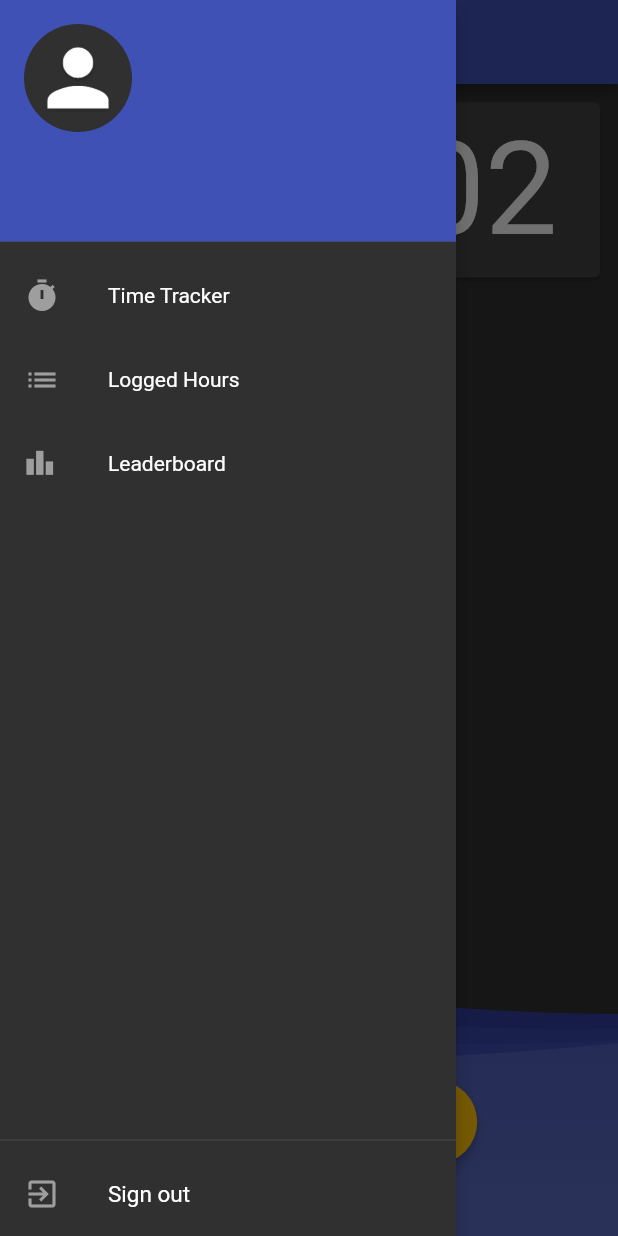
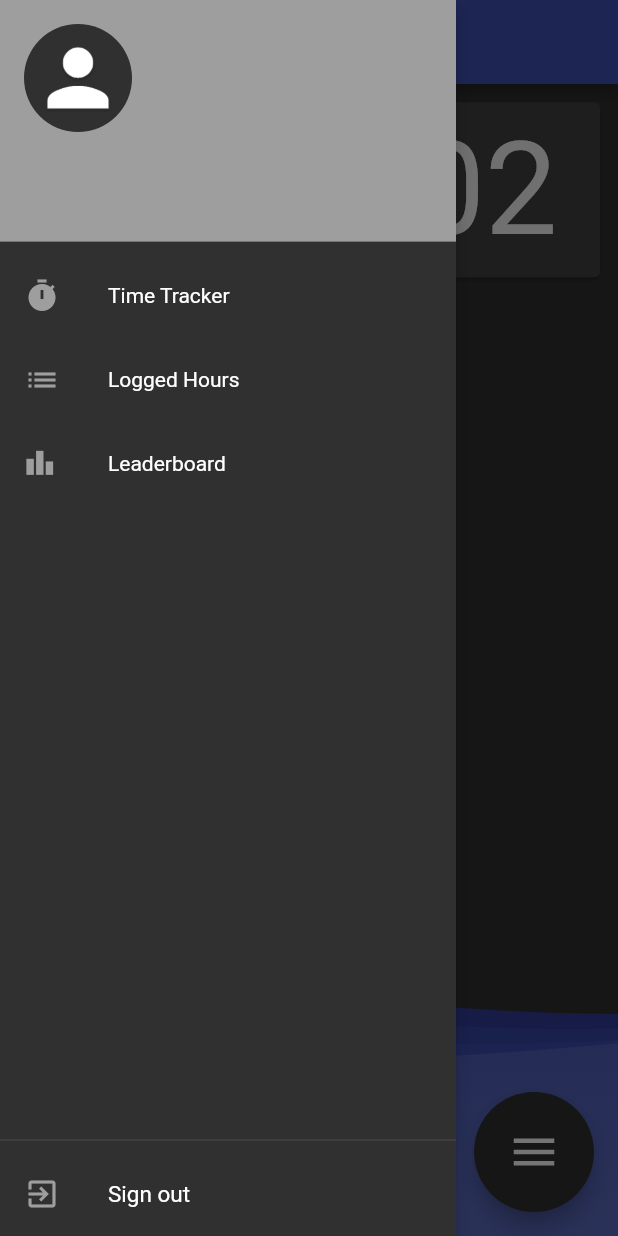
Before and after one commit to mjansen4857/rr_attendance, a Flutter app: the HomePage screen opened directly with empty values, with the side drawer open, on a phone screen of 412 x 824 dp. Run offline on Flutter 3.47's test engine with Material 2 defaults, Android fonts, the phone set to English and light mode, and no system bars; our stand-ins replace cloud_firestore, firebase_analytics, firebase_auth, firebase_core, flutter_local_notifications, flutter_native_timezone and 5 more; accounts and stored records are empty.

Commit message:
finish reminder notifications

```diff
--- a/lib/main.dart
+++ b/lib/main.dart
@@ -5,6 +5,7 @@ import 'package:rr_attendance/pages/root_page.dart';
 import 'package:rr_attendance/services/authentication.dart';
 import 'package:rr_attendance/services/database.dart';
 import 'package:rr_attendance/services/notifications.dart';
+import 'package:timezone/data/latest.dart' as tz;
 
 void main() async {
   WidgetsFlutterBinding.ensureInitialized();
@@ -14,6 +15,7 @@ void main() async {
   Notifications notifications = Notifications();
   await notifications.initNotifications();
   notifications.requestIOSPermissions();
+  tz.initializeTimeZones();
   runApp(AttendanceApp(
     analytics: analytics,
     notifications: notifications,
@@ -33,10 +35,9 @@ class AttendanceApp extends StatelessWidget {
       title: 'Attendance',
 //      theme: ThemeData.dark(),
       theme: ThemeData(
-        primarySwatch: Colors.indigo,
+        primarySwatch: Colors.grey,
         brightness: Brightness.dark,
         accentColor: Colors.indigoAccent,
-        // canvasColor: Colors.grey[800],
       ),
       home: RootPage(
         auth: Authentication(analytics: analytics),
--- a/lib/pages/time_tracker_page.dart
+++ b/lib/pages/time_tracker_page.dart
@@ -4,6 +4,7 @@ import 'package:firebase_auth/firebase_auth.dart';
 import 'package:flutter/material.dart';
 import 'package:rr_attendance/services/database.dart';
 import 'package:rr_attendance/services/notifications.dart';
+import 'package:rr_attendance/widgets/flutter_speed_dial/flutter_speed_dial.dart';
 import 'package:rr_attendance/widgets/wave/config.dart';
 import 'package:rr_attendance/widgets/wave/wave.dart';
 
@@ -34,7 +35,7 @@ class _TimeTrackerState extends State<TimeTracker>
     super.initState();
     _buttonAnimController =
         AnimationController(duration: Duration(milliseconds: 300), vsync: this);
-    _buttonColorTween = ColorTween(begin: Colors.indigo, end: Colors.red[700])
+    _buttonColorTween = ColorTween(begin: Colors.indigo, end: Colors.grey[850])
         .animate(_buttonAnimController);
     widget.db.getInTimestamp(widget.user).then((value) {
       if (value != null) {
@@ -92,6 +93,7 @@ class _TimeTrackerState extends State<TimeTracker>
   }
 
   void clockButtonPressed() {
+    widget.notifications.cancelNotifications();
     setState(() {
       _isLoading = true;
     });
@@ -134,7 +136,9 @@ class _TimeTrackerState extends State<TimeTracker>
 
   @override
   Widget build(BuildContext context) {
-    return Container(
+    return Scaffold(
+      floatingActionButton: buildActionSpeedDial(),
+      body: Container(
         child: Stack(
           children: <Widget>[
             Align(
@@ -149,32 +153,11 @@ class _TimeTrackerState extends State<TimeTracker>
                   padding: const EdgeInsets.all(8),
                   child: buildTimeTicker(),
                 ),
-              Expanded(
-                child: Column(
-                  mainAxisAlignment: MainAxisAlignment.end,
-                  children: <Widget>[
-                    Padding(
-                      padding: const EdgeInsets.all(32),
-                      child: Row(
-                        children: [
-                          Spacer(
-                            flex: 11,
-                          ),
-                          buildClockButton(),
-                          buildReminderButton(),
-                          Spacer(
-                            flex: 4,
-                          ),
-                        ],
-                      ),
-                    )
-                  ],
-                ),
-              ),
               ],
             ),
             showLoading()
           ],
+        ),
       ),
     );
   }
@@ -210,41 +193,82 @@ class _TimeTrackerState extends State<TimeTracker>
     );
   }
 
-  Widget buildClockButton() {
+  Widget buildActionSpeedDial() {
     return AnimatedBuilder(
       animation: _buttonColorTween,
-      builder: (context, child) => RawMaterialButton(
-        onPressed: clockButtonPressed,
-        elevation: 3,
-        fillColor: _buttonColorTween.value,
-        padding: EdgeInsets.all(12),
-        shape: CircleBorder(),
+      builder: (context, child) => SpeedDial(
+        animatedIcon: AnimatedIcons.menu_close,
+        animatedIconTheme: IconThemeData(size: 36),
+        backgroundColor: _buttonColorTween.value,
+        overlayColor: Colors.black,
+        overlayOpacity: 0,
+        buttonSize: 80,
+        children: [
+          SpeedDialChild(
             child: Icon(
               _isClockedIn ? Icons.timer_off : Icons.timer,
-          size: 64,
-          color: Colors.grey[100],
+              size: 36,
             ),
+            labelWidget: Padding(
+              padding: const EdgeInsets.all(8.0),
+              child: Text(
+                _isClockedIn ? 'Clock Out' : 'Clock In',
+                style: TextStyle(fontSize: 22, color: Colors.white),
+              ),
+            ),
+            backgroundColor: _isClockedIn ? Colors.red[700] : Colors.indigo,
+            onTap: clockButtonPressed,
+          ),
+          SpeedDialChild(
+            child: Icon(
+              Icons.add_alert,
+              size: 36,
+            ),
+            labelWidget: Padding(
+              padding: const EdgeInsets.all(8.0),
+              child: Text(
+                _isClockedIn ? 'Clock Out Reminder' : 'Clock In Reminder',
+                style: TextStyle(fontSize: 22, color: Colors.white),
+              ),
+            ),
+            backgroundColor: Colors.amber,
+            onTap: setNewReminder,
+          ),
+        ],
       ),
     );
   }
 
-  Widget buildReminderButton() {
-    return AnimatedOpacity(
-      opacity: _isClockedIn ? 1.0 : 0.0,
-      duration: Duration(milliseconds: 250),
-      child: RawMaterialButton(
-        onPressed: () {},
-        elevation: 3,
-        fillColor: Colors.amber,
-        padding: EdgeInsets.all(12),
-        shape: CircleBorder(),
-        child: Icon(
-          Icons.add_alert,
-          size: 32,
-          color: Colors.grey[100],
+  Future<void> setNewReminder() async {
+    TimeOfDay selectedTime = await showTimePicker(
+      context: context,
+      initialTime:
+          TimeOfDay.fromDateTime(DateTime.now().add(Duration(minutes: 1))),
+      confirmText: 'Confirm',
+      cancelText: 'Cancel',
+      helpText:
+          _isClockedIn ? 'Set Clock Out Reminder' : 'Set Clock In Reminder',
+    );
+    if (selectedTime != null) {
+      DateTime reminderTime = DateTime.now();
+      reminderTime = DateTime(reminderTime.year, reminderTime.month,
+          reminderTime.day, selectedTime.hour, selectedTime.minute);
+      if (reminderTime.isBefore(DateTime.now())) {
+        reminderTime = reminderTime.add(Duration(days: 1));
+      }
+      await widget.notifications.cancelNotifications();
+      widget.notifications.scheduleNotification(
+          '0',
+          _isClockedIn ? 'It\'s time to clock out!' : 'It\'s time to clock in!',
+          reminderTime);
+      Scaffold.of(context).showSnackBar(SnackBar(
+        content: Text(
+          'Reminder scheduled.',
+          style: TextStyle(color: Colors.white, fontSize: 16),
         ),
-      ),
-    );
+        backgroundColor: Colors.grey[900],
+      ));
+    }
   }
 
   Widget buildBackgroundWave() {
--- /dev/null
+++ b/lib/widgets/flutter_speed_dial/flutter_speed_dial.dart
@@ -0,0 +1,4 @@
+library flutter_speed_dial;
+
+export 'src/speed_dial.dart';
+export 'src/speed_dial_child.dart';
--- /dev/null
+++ b/lib/widgets/flutter_speed_dial/src/animated_floating_button.dart
@@ -0,0 +1,66 @@
+import 'package:flutter/material.dart';
+
+class AnimatedFloatingButton extends StatelessWidget {
+  final bool visible;
+  final VoidCallback callback;
+  final VoidCallback onLongPress;
+  final Widget child;
+  final Color backgroundColor;
+  final Color foregroundColor;
+  final String tooltip;
+  final String heroTag;
+  final double elevation;
+  final double size;
+  final ShapeBorder shape;
+  final Curve curve;
+
+  AnimatedFloatingButton({
+    this.visible = true,
+    this.callback,
+    this.child,
+    this.backgroundColor,
+    this.foregroundColor,
+    this.tooltip,
+    size,
+    this.heroTag,
+    this.elevation = 6.0,
+    this.shape = const CircleBorder(),
+    this.curve = Curves.linear,
+    this.onLongPress,
+  }) : this.size = size ?? 56.0;
+
+  @override
+  Widget build(BuildContext context) {
+    var margin = visible ? 0.0 : 28.0;
+
+    return Container(
+      constraints: BoxConstraints(
+        minHeight: 0.0,
+        minWidth: 0.0,
+      ),
+      width: size,
+      height: size,
+      child: AnimatedContainer(
+        curve: curve,
+        margin: EdgeInsets.all(margin),
+        duration: Duration(milliseconds: 150),
+        width: visible ? size : 0.0,
+        height: visible ? size : 0.0,
+        child: GestureDetector(
+          onLongPress: onLongPress,
+          child: FloatingActionButton(
+            child: visible ? child : null,
+            backgroundColor: backgroundColor,
+            foregroundColor: foregroundColor,
+            onPressed: callback,
+            tooltip: tooltip,
+            heroTag: heroTag,
+            elevation: elevation,
+            highlightElevation: elevation,
+            shape: shape,
+          ),
+        ),
+      ),
+    );
+  }
+}
--- /dev/null
+++ b/lib/widgets/flutter_speed_dial/src/speed_dial.dart
@@ -0,0 +1,263 @@
+import 'package:flutter/material.dart';
+
+import 'animated_child.dart';
+import 'animated_floating_button.dart';
+import 'background_overlay.dart';
+import 'speed_dial_child.dart';
+
+/// Builds the Speed Dial
+class SpeedDial extends StatefulWidget {
+  /// Children buttons, from the lowest to the highest.
+  final List<SpeedDialChild> children;
+
+  /// Used to get the button hidden on scroll. See examples for more info.
+  final bool visible;
+
+  /// The curve used to animate the button on scrolling.
+  final Curve curve;
+
+  final String tooltip;
+  final String heroTag;
+  final Color backgroundColor;
+  final Color foregroundColor;
+  final double elevation;
+  final double buttonSize;
+  final ShapeBorder shape;
+
+  final double marginRight;
+  final double marginBottom;
+
+  /// The color of the background overlay.
+  final Color overlayColor;
+
+  /// The opacity of the background overlay when the dial is open.
+  final double overlayOpacity;
+
+  /// The animated icon to show as the main button child. If this is provided the [child] is ignored.
+  final AnimatedIconData animatedIcon;
+
+  /// The theme for the animated icon.
+  final IconThemeData animatedIconTheme;
+
+  /// The child of the main button, ignored if [animatedIcon] is non [null].
+  final Widget child;
+
+  /// Executed when the dial is opened.
+  final VoidCallback onOpen;
+
+  /// Executed when the dial is closed.
+  final VoidCallback onClose;
+
+  /// Executed when the dial is pressed. If given, the dial only opens on long press!
+  final VoidCallback onPress;
+
+  /// If true user is forced to close dial manually by tapping main button. WARNING: If true, overlay is not rendered.
+  final bool closeManually;
+
+  /// The speed of the animation
+  final int animationSpeed;
+
+  SpeedDial({
+    this.children = const [],
+    this.visible = true,
+    this.backgroundColor,
+    this.foregroundColor,
+    this.elevation = 6.0,
+    this.buttonSize,
+    this.overlayOpacity = 0.8,
+    this.overlayColor = Colors.white,
+    this.tooltip,
+    this.heroTag,
+    this.animatedIcon,
+    this.animatedIconTheme,
+    this.child,
+    this.marginBottom = 16,
+    this.marginRight = 16,
+    this.onOpen,
+    this.onClose,
+    this.closeManually = false,
+    this.shape = const CircleBorder(),
+    this.curve = Curves.linear,
+    this.onPress,
+    this.animationSpeed = 150,
+  });
+
+  @override
+  _SpeedDialState createState() => _SpeedDialState();
+}
+
+class _SpeedDialState extends State<SpeedDial>
+    with SingleTickerProviderStateMixin {
+  AnimationController _controller;
+
+  bool _open = false;
+
+  @override
+  void initState() {
+    super.initState();
+    _controller = AnimationController(
+      duration: _calculateMainControllerDuration(),
+      vsync: this,
+    );
+  }
+
+  Duration _calculateMainControllerDuration() => Duration(
+      milliseconds: widget.animationSpeed +
+          widget.children.length * (widget.animationSpeed / 5).round());
+
+  @override
+  void dispose() {
+    _controller.dispose();
+    super.dispose();
+  }
+
+  void _performAnimation() {
+    if (!mounted) return;
+    if (_open) {
+      _controller.forward();
+    } else {
+      _controller.reverse();
+    }
+  }
+
+  @override
+  void didUpdateWidget(SpeedDial oldWidget) {
+    if (oldWidget.children.length != widget.children.length) {
+      _controller.duration = _calculateMainControllerDuration();
+    }
+
+    super.didUpdateWidget(oldWidget);
+  }
+
+  void _toggleChildren() {
+    var newValue = !_open;
+    setState(() {
+      _open = newValue;
+    });
+    if (newValue && widget.onOpen != null) widget.onOpen();
+    _performAnimation();
+    if (!newValue && widget.onClose != null) widget.onClose();
+  }
+
+  List<Widget> _getChildrenList() {
+    final singleChildrenTween = 1.0 / widget.children.length;
+
+    return widget.children
+        .map((SpeedDialChild child) {
+          int index = widget.children.indexOf(child);
+
+          var childAnimation =
+              Tween(begin: 0.0, end: widget.buttonSize ?? 56.0).animate(
+            CurvedAnimation(
+              parent: this._controller,
+              curve: Interval(0, singleChildrenTween * (index + 1)),
+            ),
+          );
+
+          return AnimatedChild(
+            animation: childAnimation,
+            index: index,
+            visible: _open,
+            backgroundColor: child.backgroundColor,
+            foregroundColor: child.foregroundColor,
+            elevation: child.elevation,
+            child: child.child,
+            label: child.label,
+            buttonSize: widget.buttonSize,
+            labelStyle: child.labelStyle,
+            labelBackgroundColor: child.labelBackgroundColor,
+            labelWidget: child.labelWidget,
+            onTap: child.onTap,
+            toggleChildren: () {
+              if (!widget.closeManually) _toggleChildren();
+            },
+            shape: child.shape,
+            heroTag: widget.heroTag != null
+                ? '${widget.heroTag}-child-$index'
+                : null,
+          );
+        })
+        .toList()
+        .reversed
+        .toList();
+  }
+
+  Widget _renderOverlay() {
+    return Positioned(
+      right: -16.0,
+      bottom: -16.0,
+      top: _open ? 0.0 : null,
+      left: _open ? 0.0 : null,
+      child: GestureDetector(
+        onTap: _toggleChildren,
+        child: BackgroundOverlay(
+          animation: _controller,
+          color: widget.overlayColor,
+          opacity: widget.overlayOpacity,
+        ),
+      ),
+    );
+  }
+
+  Widget _renderButton() {
+    var child = widget.animatedIcon != null
+        ? AnimatedIcon(
+            icon: widget.animatedIcon,
+            progress: _controller,
+            color: widget.animatedIconTheme?.color,
+            size: widget.animatedIconTheme?.size,
+          )
+        : widget.child;
+
+    var fabChildren = _getChildrenList();
+
+    var animatedFloatingButton = AnimatedFloatingButton(
+      visible: widget.visible,
+      tooltip: widget.tooltip,
+      backgroundColor: widget.backgroundColor,
+      foregroundColor: widget.foregroundColor,
+      elevation: widget.elevation,
+      size: widget.buttonSize,
+      onLongPress: _toggleChildren,
+      callback:
+          (_open || widget.onPress == null) ? _toggleChildren : widget.onPress,
+      child: child,
+      heroTag: widget.heroTag,
+      shape: widget.shape,
+      curve: widget.curve,
+    );
+
+    return Positioned(
+      bottom: widget.marginBottom - 16,
+      right: widget.marginRight - 16,
+      child: Container(
+        child: Column(
+          mainAxisAlignment: MainAxisAlignment.end,
+          crossAxisAlignment: CrossAxisAlignment.end,
+          children: List.from(fabChildren)
+            ..add(
+              Container(
+                margin: EdgeInsets.only(top: 8.0),
+                child: animatedFloatingButton,
+              ),
+            ),
+        ),
+      ),
+    );
+  }
+
+  @override
+  Widget build(BuildContext context) {
+    final children = [
+      if (!widget.closeManually) _renderOverlay(),
+      _renderButton(),
+    ];
+
+    return Stack(
+      alignment: Alignment.bottomRight,
+      fit: StackFit.expand,
+      overflow: Overflow.visible,
+      children: children,
+    );
+  }
+}
--- /dev/null
+++ b/lib/widgets/flutter_speed_dial/src/speed_dial_child.dart
@@ -0,0 +1,37 @@
+import 'package:flutter/material.dart';
+
+/// Provides data for a speed dial child
+class SpeedDialChild {
+  /// The label to render to the left of the button
+  final String label;
+
+  /// The style of the label
+  final TextStyle labelStyle;
+
+  /// The background color of the label
+  final Color labelBackgroundColor;
+
+  /// If this is provided it will replace the default widget, therefore [label],
+  /// [labelStyle] and [labelBackgroundColor] should be null
+  final Widget labelWidget;
+
+  final Widget child;
+  final Color backgroundColor;
+  final Color foregroundColor;
+  final double elevation;
+  final VoidCallback onTap;
+  final ShapeBorder shape;
+
+  SpeedDialChild({
+    this.label,
+    this.labelStyle,
+    this.labelBackgroundColor,
+    this.labelWidget,
+    this.child,
+    this.backgroundColor,
+    this.foregroundColor,
+    this.elevation,
+    this.onTap,
+    this.shape,
+  });
+}
--- a/pubspec.yaml
+++ b/pubspec.yaml
@@ -38,6 +38,7 @@ dependencies:
   crypto: ^2.1.4
   rxdart: ^0.24.0
   flutter_local_notifications: ^3.0.1+6
+  flutter_native_timezone: ^1.0.4
 
 dev_dependencies:
   flutter_launcher_icons: ^0.8.0
```
Also changed, not shown: lib/services/notifications.dart (+6 -1 lines), lib/widgets/flutter_speed_dial/src/animated_child.dart (added, +127 -0 lines), lib/widgets/flutter_speed_dial/src/background_overlay.dart (added, +22 -0 lines), pubspec.lock, 1 other file. Lines whose indentation alone changed are shown as unchanged.
